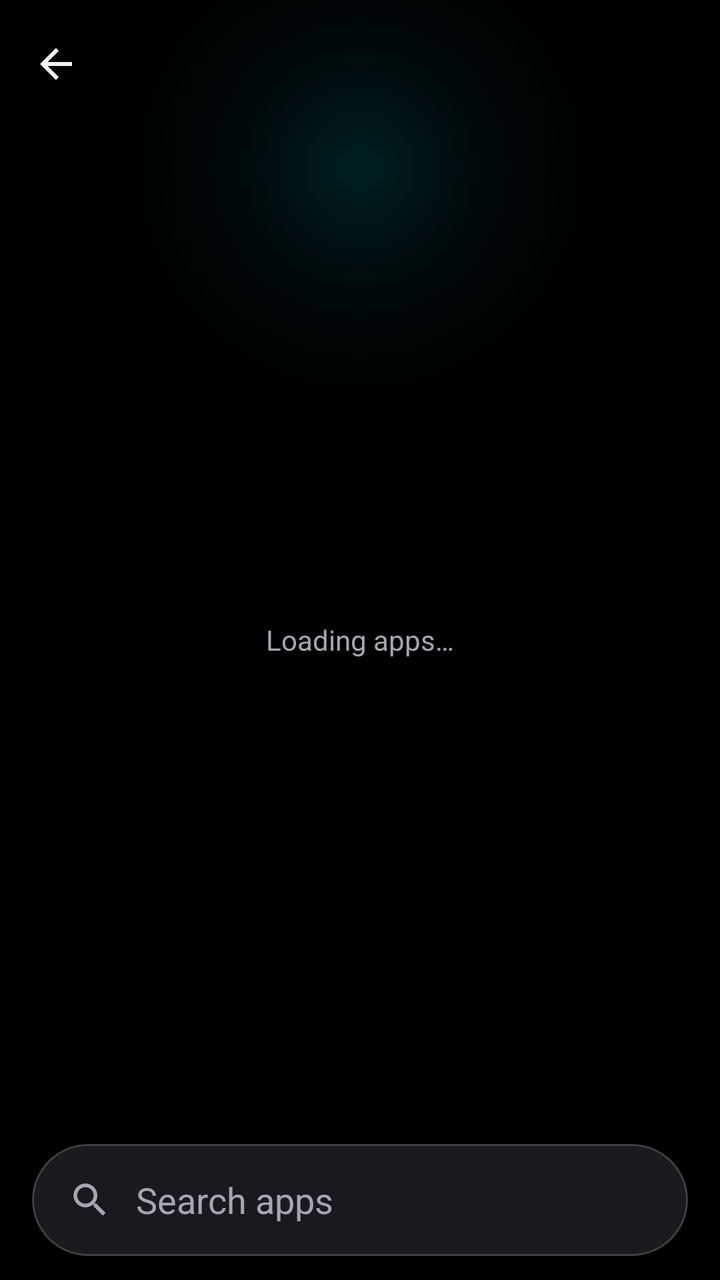
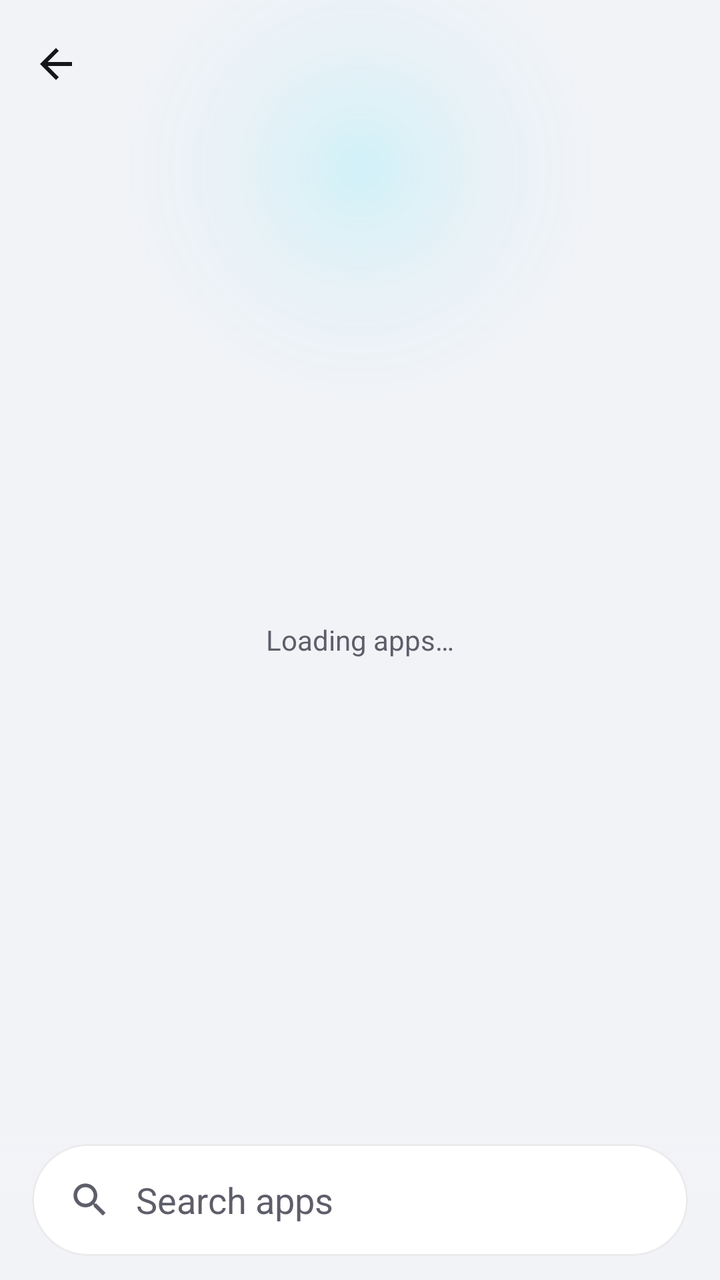

An Android layout rendered at two revisions. The XML below is the earlier revision; the diff shows what the commit changed to produce the second picture.
<!-- AndroidManifest.xml: application theme Theme.GlowLED -->
<!-- res/layout/activity_apps.xml -->
<?xml version="1.0" encoding="utf-8"?>
<androidx.coordinatorlayout.widget.CoordinatorLayout xmlns:android="http://schemas.android.com/apk/res/android"
    xmlns:app="http://schemas.android.com/apk/res-auto"
    android:layout_width="match_parent"
    android:layout_height="match_parent"
    android:background="@color/black"
    android:fitsSystemWindows="true">

    <include layout="@layout/part_header" />

    <androidx.recyclerview.widget.RecyclerView
        android:id="@+id/list"
        android:layout_width="match_parent"
        android:layout_height="match_parent"
        android:clipToPadding="false"
        app:layout_behavior="@string/appbar_scrolling_view_behavior" />

    <TextView
        android:id="@+id/loading"
        android:layout_width="match_parent"
        android:layout_height="wrap_content"
        android:layout_gravity="center"
        android:gravity="center"
        android:padding="24dp"
        android:text="@string/apps_loading"
        android:textColor="@color/text_secondary" />

    
    <FrameLayout
        android:id="@+id/searchDock"
        android:layout_width="match_parent"
        android:layout_height="wrap_content"
        android:layout_gravity="bottom"
        android:background="@drawable/dock_bg"
        android:paddingHorizontal="16dp"
        android:paddingTop="24dp"
        android:paddingBottom="12dp">

        <com.google.android.material.card.MaterialCardView
            android:layout_width="match_parent"
            android:layout_height="56dp"
            app:cardBackgroundColor="@color/dialog_surface"
            app:cardCornerRadius="28dp">

            <LinearLayout
                android:layout_width="match_parent"
                android:layout_height="match_parent"
                android:gravity="center_vertical"
                android:orientation="horizontal"
                android:paddingHorizontal="18dp">

                <ImageView
                    android:layout_width="22dp"
                    android:layout_height="22dp"
                    android:importantForAccessibility="no"
                    android:src="@drawable/ic_search"
                    app:tint="@color/text_secondary" />

                <EditText
                    android:id="@+id/search"
                    android:layout_width="0dp"
                    android:layout_height="match_parent"
                    android:layout_marginStart="12dp"
                    android:layout_weight="1"
                    android:autofillHints=""
                    android:background="@null"
                    android:hint="@string/apps_search"
                    android:imeOptions="actionSearch"
                    android:inputType="text"
                    android:textColor="@color/text_primary"
                    android:textColorHint="@color/text_secondary" />
            </LinearLayout>
        </com.google.android.material.card.MaterialCardView>
    </FrameLayout>
</androidx.coordinatorlayout.widget.CoordinatorLayout>
<!-- res/layout/part_header.xml (included above) -->
<?xml version="1.0" encoding="utf-8"?>
<com.google.android.material.appbar.AppBarLayout xmlns:android="http://schemas.android.com/apk/res/android"
    xmlns:app="http://schemas.android.com/apk/res-auto"
    android:id="@+id/appBar"
    android:layout_width="match_parent"
    android:layout_height="wrap_content"
    android:background="@android:color/transparent"
    android:fitsSystemWindows="true"
    app:elevation="0dp"
    app:liftOnScroll="false">

    <com.google.android.material.appbar.CollapsingToolbarLayout
        android:id="@+id/collapsing"
        android:layout_width="match_parent"
        android:layout_height="200dp"
        android:fitsSystemWindows="true"
        app:collapsedTitleTextAppearance="@style/GlowHeaderTitle.Collapsed"
        app:contentScrim="@color/dialog_surface"
        app:expandedTitleMarginBottom="24dp"
        app:expandedTitleMarginStart="24dp"
        app:expandedTitleTextAppearance="@style/GlowHeaderTitle.Expanded"
        app:layout_scrollFlags="scroll|exitUntilCollapsed|snap"
        app:statusBarScrim="@color/dialog_surface">

        <View
            android:layout_width="match_parent"
            android:layout_height="match_parent"
            android:background="@drawable/hero_bg"
            app:layout_collapseMode="parallax" />

        <com.google.android.material.appbar.MaterialToolbar
            android:id="@+id/toolbar"
            android:layout_width="match_parent"
            android:layout_height="?attr/actionBarSize"
            android:background="@android:color/transparent"
            app:layout_collapseMode="pin"
            app:navigationIcon="@drawable/ic_back"
            app:navigationIconTint="@color/text_primary" />
    </com.google.android.material.appbar.CollapsingToolbarLayout>
</com.google.android.material.appbar.AppBarLayout>
<!-- resources referenced by this layout -->
<resources>
  <color name="black">#FF000000</color>
  <color name="dialog_surface">#E61C1C22</color>
  <color name="text_primary">#FFF2F2F5</color>
  <color name="text_secondary">#FFA6A6B2</color>
  <!-- drawable dock_bg (drawable) -->
  <?xml version="1.0" encoding="utf-8"?>
  <shape xmlns:android="http://schemas.android.com/apk/res/android">
      <gradient android:angle="90" android:startColor="#FF000000" android:centerColor="#F2000000" android:endColor="#00000000" />
  </shape>
  <string name="apps_loading">Loading apps…</string>
  <string name="apps_search">Search apps</string>
  <style name="GlowHeaderTitle.Collapsed" parent="TextAppearance.Material3.TitleLarge">
          <item name="android:textColor">@color/text_primary</item>
      </style>
  <style name="GlowHeaderTitle.Expanded" parent="TextAppearance.Material3.DisplaySmall">
          <item name="android:textColor">@color/text_primary</item>
          <item name="android:textStyle">bold</item>
      </style>
  <style name="Theme.GlowLED" parent="Theme.Material3.Dark.NoActionBar">
          <item name="colorPrimary">@color/accent</item>
          <item name="colorOnPrimary">@color/black</item>
          <item name="colorPrimaryContainer">@color/accent_dim</item>
          <item name="colorOnPrimaryContainer">@color/accent</item>
          <item name="colorSecondary">@color/accent</item>
          <item name="colorOnSecondary">@color/black</item>
          <item name="colorSecondaryContainer">@color/surface_high</item>
          <item name="colorOnSecondaryContainer">@color/text_primary</item>
          <item name="colorTertiary">@color/accent</item>
          <item name="colorSurfaceVariant">@color/surface_high</item>
          <item name="colorOnSurface">@color/text_primary</item>
          <item name="colorOnSurfaceVariant">@color/text_secondary</item>
          <item name="colorSurfaceContainerHighest">@color/outline</item>
          
          <item name="colorSurface">@color/dialog_surface</item>
          <item name="colorSurfaceContainer">@color/dialog_surface</item>
          <item name="colorSurfaceContainerHigh">@color/dialog_surface</item>
          <item name="colorSurfaceContainerLow">@color/dialog_surface</item>
          <item name="colorOutline">@color/outline</item>
          <item name="android:colorBackground">@color/black</item>
          <item name="android:windowBackground">@color/black</item>
          <item name="android:statusBarColor">@android:color/transparent</item>
          <item name="android:navigationBarColor">@android:color/transparent</item>
          <item name="android:enforceNavigationBarContrast">false</item>
          <item name="android:enforceStatusBarContrast">false</item>
          <item name="android:windowLightStatusBar">false</item>
          <item name="android:windowLightNavigationBar">false</item>
          <item name="materialCardViewStyle">@style/GlowCard</item>
          <item name="shapeAppearanceCornerLarge">@style/GlowShapeLarge</item>
          <item name="materialAlertDialogTheme">@style/ThemeOverlay.GlowLED.Dialog</item>
      </style>
  <color name="accent">#FF00E5FF</color>
  <color name="accent_dim">#4000E5FF</color>
  <color name="surface_high">#26FFFFFF</color>
  <color name="outline">#24FFFFFF</color>
  <style name="GlowCard" parent="Widget.Material3.CardView.Filled">
          <item name="cardBackgroundColor">@color/surface</item>
          <item name="cardCornerRadius">24dp</item>
          <item name="strokeWidth">1dp</item>
          <item name="strokeColor">@color/glass_stroke</item>
      </style>
  <style name="GlowShapeLarge" parent="">
          <item name="cornerFamily">rounded</item>
          <item name="cornerSize">24dp</item>
      </style>
  <color name="surface">#17FFFFFF</color>
  <color name="glass_stroke">#2BFFFFFF</color>
  <!-- unchanged entries left out for length: 4 -->
</resources>

<!-- the commit's change to res/layout/activity_apps.xml (unified diff, before → after) -->
@@ -3,7 +3,7 @@
     xmlns:app="http://schemas.android.com/apk/res-auto"
     android:layout_width="match_parent"
     android:layout_height="match_parent"
-    android:background="@color/black"
+    android:background="@color/background"
     android:fitsSystemWindows="true">
 
     <include layout="@layout/part_header" />
<!-- resource entries referenced after the edit -->
@@ -1,13 +1,14 @@
 <!-- resources referenced by this layout -->
 <resources>
+  <color name="background">#FFF2F3F7</color>
   <color name="black">#FF000000</color>
-  <color name="dialog_surface">#E61C1C22</color>
-  <color name="text_primary">#FFF2F2F5</color>
-  <color name="text_secondary">#FFA6A6B2</color>
+  <color name="dialog_surface">#F7FFFFFF</color>
+  <color name="text_primary">#FF15151A</color>
+  <color name="text_secondary">#FF5E5E6A</color>
   <!-- drawable dock_bg (drawable) -->
   <?xml version="1.0" encoding="utf-8"?>
   <shape xmlns:android="http://schemas.android.com/apk/res/android">
-      <gradient android:angle="90" android:startColor="#FF000000" android:centerColor="#F2000000" android:endColor="#00000000" />
+      <gradient android:angle="90" android:startColor="@color/background" android:centerColor="@color/background" android:endColor="@android:color/transparent" />
   </shape>
   <string name="apps_loading">Loading apps…</string>
   <string name="apps_search">Search apps</string>
@@ -18,7 +19,7 @@
           <item name="android:textColor">@color/text_primary</item>
           <item name="android:textStyle">bold</item>
       </style>
-  <style name="Theme.GlowLED" parent="Theme.Material3.Dark.NoActionBar">
+  <style name="Theme.GlowLED" parent="Theme.Material3.DayNight.NoActionBar">
           <item name="colorPrimary">@color/accent</item>
           <item name="colorOnPrimary">@color/black</item>
           <item name="colorPrimaryContainer">@color/accent_dim</item>
@@ -38,22 +39,22 @@
           <item name="colorSurfaceContainerHigh">@color/dialog_surface</item>
           <item name="colorSurfaceContainerLow">@color/dialog_surface</item>
           <item name="colorOutline">@color/outline</item>
-          <item name="android:colorBackground">@color/black</item>
-          <item name="android:windowBackground">@color/black</item>
+          <item name="android:colorBackground">@color/background</item>
+          <item name="android:windowBackground">@color/background</item>
           <item name="android:statusBarColor">@android:color/transparent</item>
           <item name="android:navigationBarColor">@android:color/transparent</item>
           <item name="android:enforceNavigationBarContrast">false</item>
           <item name="android:enforceStatusBarContrast">false</item>
-          <item name="android:windowLightStatusBar">false</item>
-          <item name="android:windowLightNavigationBar">false</item>
+          <item name="android:windowLightStatusBar">@bool/light_bars</item>
+          <item name="android:windowLightNavigationBar">@bool/light_bars</item>
           <item name="materialCardViewStyle">@style/GlowCard</item>
           <item name="shapeAppearanceCornerLarge">@style/GlowShapeLarge</item>
           <item name="materialAlertDialogTheme">@style/ThemeOverlay.GlowLED.Dialog</item>
       </style>
-  <color name="accent">#FF00E5FF</color>
-  <color name="accent_dim">#4000E5FF</color>
-  <color name="surface_high">#26FFFFFF</color>
-  <color name="outline">#24FFFFFF</color>
+  <color name="accent">#FF0097A7</color>
+  <color name="accent_dim">#3300ACC1</color>
+  <color name="surface_high">#FFE4E7EE</color>
+  <color name="outline">#1F000000</color>
   <style name="GlowCard" parent="Widget.Material3.CardView.Filled">
           <item name="cardBackgroundColor">@color/surface</item>
           <item name="cardCornerRadius">24dp</item>
@@ -64,8 +65,8 @@
           <item name="cornerFamily">rounded</item>
           <item name="cornerSize">24dp</item>
       </style>
-  <color name="surface">#17FFFFFF</color>
-  <color name="glass_stroke">#2BFFFFFF</color>
+  <color name="surface">#FFFFFFFF</color>
+  <color name="glass_stroke">#14000000</color>
   <!-- unchanged entries left out for length: 4 -->
 </resources>
 
